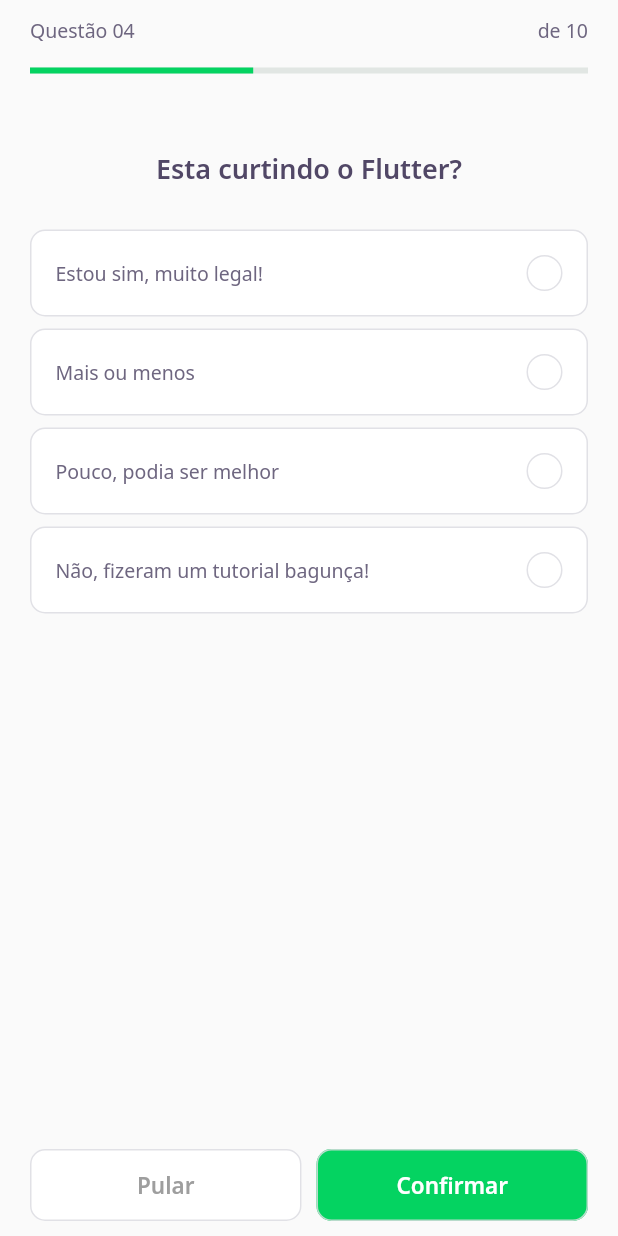
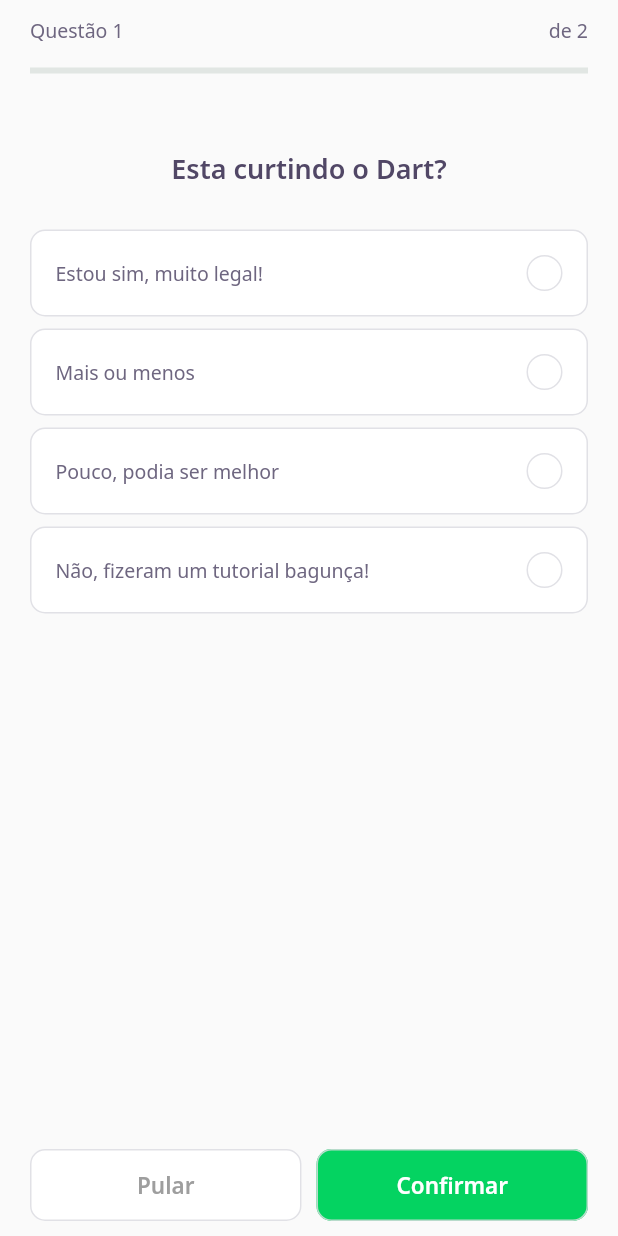
Before and after one commit to julianoventola/DevQuiz-NLW5, a Flutter app: the screen it shows after launch, after a tap on "NLW 5 Flutter", on a phone screen of 412 x 824 dp. Run offline on Flutter 3.47's test engine with Material 2 defaults, Android fonts, the phone set to English and light mode, and no system bars; our stand-ins replace google_fonts; accounts and stored records are empty; network calls fail.

Commit message:
feat: question transition page

```diff
--- a/database/quizzes.json
+++ b/database/quizzes.json
@@ -5,6 +5,27 @@
     "level": "facil",
     "questionAnswered": 0,
     "questions": [
+      {
+        "title": "Esta curtindo o Dart?",
+        "answers": [
+          {
+            "title": "Estou sim, muito legal!",
+            "isRight": false
+          },
+          {
+            "title": "Mais ou menos",
+            "isRight": false
+          },
+          {
+            "title": "Pouco, podia ser melhor",
+            "isRight": true
+          },
+          {
+            "title": "Não, fizeram um tutorial bagunça!",
+            "isRight": false
+          }
+        ]
+      },
       {
         "title": "Esta curtindo o Flutter?",
         "answers": [
--- /dev/null
+++ b/lib/challenge/challenge_controller.dart
@@ -0,0 +1,7 @@
+import 'package:flutter/foundation.dart';
+
+class ChallengeController {
+  final currentPageNotifier = ValueNotifier<int>(0);
+  int get currentPage => currentPageNotifier.value;
+  set currentPage(int value) => currentPageNotifier.value = value;
+}
--- a/lib/challenge/challenge_page.dart
+++ b/lib/challenge/challenge_page.dart
@@ -1,3 +1,4 @@
+import 'package:devquiz/challenge/challenge_controller.dart';
 import 'package:devquiz/challenge/widgets/next_button/next_button_widget.dart';
 import 'package:devquiz/challenge/widgets/question_indicator/question_indicator_widget.dart';
 import 'package:devquiz/challenge/widgets/quiz/quiz_widget.dart';
@@ -13,14 +14,39 @@ class ChallengePage extends StatefulWidget {
 }
 
 class _ChallengePageState extends State<ChallengePage> {
+  final controller = ChallengeController();
+  final pageController = PageController();
+
+  @override
+  void initState() {
+    super.initState();
+    controller.currentPageNotifier.addListener(() {
+      setState(() {});
+    });
+    pageController.addListener(() {
+      controller.currentPage = pageController.page!.toInt();
+    });
+  }
+
   @override
   Widget build(BuildContext context) {
     return Scaffold(
       appBar: PreferredSize(
         preferredSize: Size.fromHeight(60),
-        child: SafeArea(child: QuestionIndicatorWidget()),
+        child: SafeArea(
+            child: QuestionIndicatorWidget(
+          currentPage: controller.currentPage,
+          lenght: widget.questions.length,
+        )),
       ),
-      body: QuizWidget(question: widget.questions[0]),
+      body: PageView(
+        controller: pageController,
+        children: widget.questions
+            .map((question) => QuizWidget(
+                  question: question,
+                ))
+            .toList(),
+      ),
       bottomNavigationBar: SafeArea(
         bottom: true,
         child: Container(
--- a/lib/challenge/widgets/question_indicator/question_indicator_widget.dart
+++ b/lib/challenge/widgets/question_indicator/question_indicator_widget.dart
@@ -3,7 +3,14 @@ import 'package:devquiz/shared/widgets/progress_indicator.dart';
 import 'package:flutter/material.dart';
 
 class QuestionIndicatorWidget extends StatelessWidget {
-  const QuestionIndicatorWidget({Key? key}) : super(key: key);
+  final int currentPage;
+  final int lenght;
+
+  const QuestionIndicatorWidget({
+    Key? key,
+    required this.currentPage,
+    required this.lenght,
+  }) : super(key: key);
 
   @override
   Widget build(BuildContext context) {
@@ -17,11 +24,11 @@ class QuestionIndicatorWidget extends StatelessWidget {
               mainAxisAlignment: MainAxisAlignment.spaceBetween,
               children: [
                 Text(
-                  'Questão 04',
+                  'Questão ${currentPage + 1}',
                   style: AppTextStyles.body,
                 ),
                 Text(
-                  'de 10',
+                  'de $lenght',
                   style: AppTextStyles.body,
                 ),
               ],
@@ -30,7 +37,7 @@ class QuestionIndicatorWidget extends StatelessWidget {
               height: 16,
             ),
             ProgressIndicatorWidget(
-              value: 0.4,
+              value: currentPage / lenght,
             )
           ],
         ),
```
